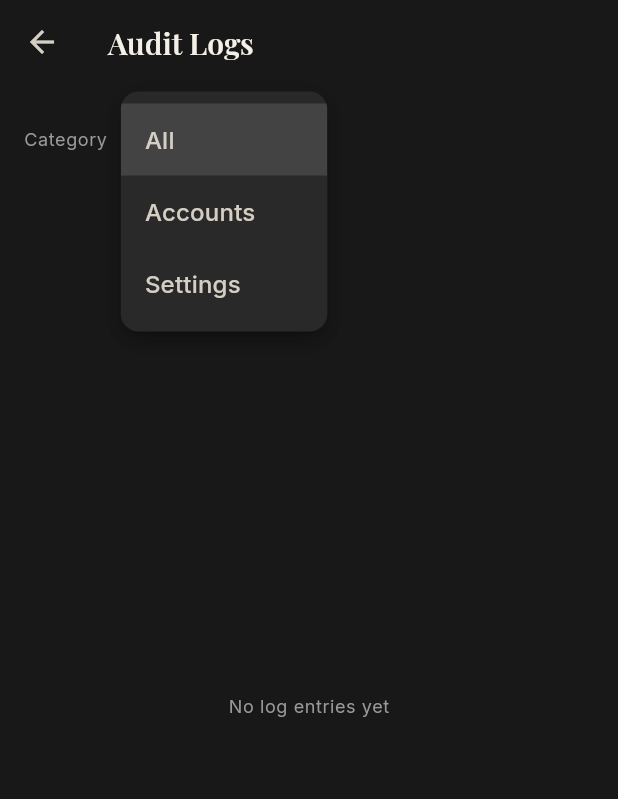
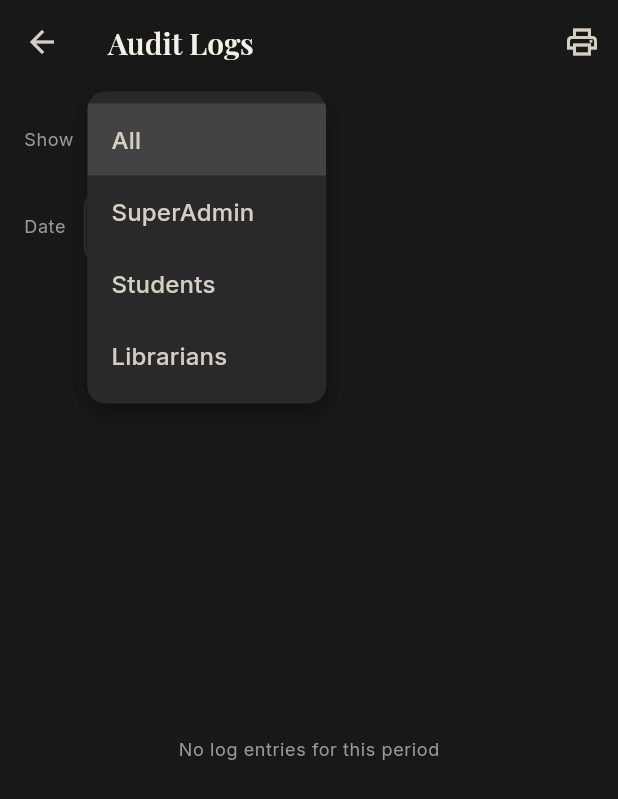
Before and after one commit to FBKFriend/Book-Slot, a Flutter app: the AuditTab screen opened directly, after a tap on "All", on a phone screen of 412 x 824 dp. Shown: the top 799 px of the screen. Run offline on Flutter 3.47's test engine with Material 3 defaults, Android fonts, the phone set to English and light mode, and no system bars; our stand-ins replace cloud_firestore, firebase_auth, firebase_core, flutter_svg, google_fonts, google_sign_in and 2 more; accounts and stored records are empty.

Commit message:
Step 6B: audit filters and PDF print

```diff
--- a/lib/screens/superadmin/audit_tab.dart
+++ b/lib/screens/superadmin/audit_tab.dart
@@ -3,8 +3,10 @@ import 'package:flutter/material.dart';
 import '../../models/audit_entry.dart';
 import '../../services/audit_service.dart';
 import '../../theme/app_colors.dart';
+import '../../utils/date_range.dart';
 import '../../utils/format.dart';
 import '../../widgets/filter_dropdown.dart';
+import 'print_audit_screen.dart';
 
 class AuditTab extends StatefulWidget {
   const AuditTab({super.key});
@@ -14,32 +16,111 @@ class AuditTab extends StatefulWidget {
 }
 
 class _AuditTabState extends State<AuditTab> {
-  late final Stream<List<AuditEntry>> _stream = AuditService.instance
-      .watchLatest();
-  String _category = 'all';
+  static const _limit = 200;
+
+  String _entity = 'all';
+  String _preset = 'all';
+  DateTimeRange? _custom;
+  late Stream<List<AuditEntry>> _stream = _buildStream();
+
+  Stream<List<AuditEntry>> _buildStream() {
+    final r = resolveRange(_preset, from: _custom?.start, to: _custom?.end);
+    return AuditService.instance.watchRange(
+      start: r.start,
+      endExclusive: r.endExclusive,
+      limit: _limit,
+    );
+  }
+
+  Future<void> _pickCustom() async {
+    final now = DateTime.now();
+    final picked = await showDateRangePicker(
+      context: context,
+      firstDate: DateTime(2025, 1, 1),
+      lastDate: DateTime(now.year, now.month, now.day),
+      initialDateRange: _custom,
+      helpText: 'Select dates',
+    );
+    if (picked == null || !mounted) return;
+    setState(() {
+      _preset = 'custom';
+      _custom = picked;
+      _stream = _buildStream();
+    });
+  }
+
+  void _onPreset(String v) {
+    if (v == 'custom') {
+      _pickCustom();
+      return;
+    }
+    setState(() {
+      _preset = v;
+      _stream = _buildStream();
+    });
+  }
 
   @override
   Widget build(BuildContext context) {
     return Scaffold(
-      appBar: AppBar(title: const Text('Audit Logs')),
+      appBar: AppBar(
+        title: const Text('Audit Logs'),
+        actions: [
+          IconButton(
+            tooltip: 'Print PDF',
+            icon: const Icon(Icons.print_outlined),
+            onPressed: () => Navigator.of(
+              context,
+            ).push(MaterialPageRoute(builder: (_) => const PrintAuditScreen())),
+          ),
+        ],
+      ),
       body: Column(
         children: [
           Padding(
             padding: const EdgeInsets.fromLTRB(16, 12, 16, 0),
             child: Align(
               alignment: Alignment.centerLeft,
-              child: FilterDropdown(
-                label: 'Category',
-                value: _category,
-                options: const {
-                  'all': 'All',
-                  'accounts': 'Accounts',
-                  'settings': 'Settings',
-                },
-                onChanged: (v) => setState(() => _category = v),
+              child: Wrap(
+                spacing: 16,
+                runSpacing: 8,
+                crossAxisAlignment: WrapCrossAlignment.center,
+                children: [
+                  FilterDropdown(
+                    label: 'Show',
+                    value: _entity,
+                    options: const {
+                      'all': 'All',
+                      'superadmin': 'SuperAdmin',
+                      'student': 'Students',
+                      'librarian': 'Librarians',
+                    },
+                    onChanged: (v) => setState(() => _entity = v),
+                  ),
+                  FilterDropdown(
+                    label: 'Date',
+                    value: _preset,
+                    options: kDatePresetOptions,
+                    onChanged: _onPreset,
+                  ),
+                ],
               ),
             ),
           ),
+          if (_preset == 'custom' && _custom != null)
+            Padding(
+              padding: const EdgeInsets.fromLTRB(16, 4, 16, 0),
+              child: Align(
+                alignment: Alignment.centerLeft,
+                child: TextButton.icon(
+                  onPressed: _pickCustom,
+                  icon: const Icon(Icons.calendar_today_outlined, size: 16),
+                  label: Text(
+                    '${formatDate(_custom!.start)} – ${formatDate(_custom!.end)}',
+                  ),
+                ),
+              ),
+            ),
           Expanded(
             child: StreamBuilder<List<AuditEntry>>(
               stream: _stream,
@@ -51,25 +132,38 @@ class _AuditTabState extends State<AuditTab> {
                   return const Center(child: CircularProgressIndicator());
                 }
                 final all = snap.data!;
-                final entries = _category == 'all'
+                final entries = _entity == 'all'
                     ? all
-                    : all.where((e) => e.category == _category).toList();
+                    : all.where((e) => e.actorRole == _entity).toList();
                 if (entries.isEmpty) {
                   return Center(
                     child: Text(
                       all.isEmpty
-                          ? 'No log entries yet'
-                          : 'No entries in this category',
+                          ? 'No log entries for this period'
+                          : 'No entries for this filter',
                       style: Theme.of(context).textTheme.bodySmall,
                     ),
                   );
                 }
+                final showNote = all.length >= _limit;
                 return ListView.separated(
                   padding: const EdgeInsets.all(16),
-                  itemCount: entries.length,
+                  itemCount: entries.length + (showNote ? 1 : 0),
                   separatorBuilder: (context, index) =>
                       const SizedBox(height: 10),
-                  itemBuilder: (context, i) => _AuditCard(entries[i]),
+                  itemBuilder: (context, i) {
+                    if (i == entries.length) {
+                      return Padding(
+                        padding: const EdgeInsets.only(top: 8),
+                        child: Text(
+                          'Showing the latest $_limit entries. Narrow the dates, or use Print PDF for the full list.',
+                          textAlign: TextAlign.center,
+                          style: Theme.of(context).textTheme.bodySmall,
+                        ),
+                      );
+                    }
+                    return _AuditCard(entries[i]);
+                  },
                 );
               },
             ),
@@ -84,33 +178,34 @@ class _AuditCard extends StatelessWidget {
   final AuditEntry e;
   const _AuditCard(this.e);
 
-  static (String, IconData) _look(String action) {
+  static IconData _icon(String action) {
     switch (action) {
       case 'account.authorize':
-        return ('Authorized account', Icons.verified_user_outlined);
+        return Icons.verified_user_outlined;
       case 'account.reject':
-        return ('Rejected registration', Icons.person_off_outlined);
+        return Icons.person_off_outlined;
       case 'account.suspend':
-        return ('Suspended account', Icons.block);
+        return Icons.block;
       case 'account.reactivate':
-        return ('Reactivated account', Icons.restart_alt);
+        return Icons.restart_alt;
       case 'account.add_librarian':
-        return ('Added librarian', Icons.person_add_alt_1_outlined);
+        return Icons.person_add_alt_1_outlined;
       case 'account.edit':
-        return ('Edited user information', Icons.edit_outlined);
+        return Icons.edit_outlined;
       case 'account.role_change':
-        return ('Changed role', Icons.swap_horiz);
+        return Icons.swap_horiz;
       case 'settings.update':
-        return ('Updated system settings', Icons.tune);
+        return Icons.tune;
       default:
-        return (action, Icons.receipt_long_outlined);
+        return Icons.receipt_long_outlined;
     }
   }
 
   @override
   Widget build(BuildContext context) {
     final t = Theme.of(context).textTheme;
-    final (title, icon) = _look(e.action);
+    final title = auditActionTitle(e.action);
+    final icon = _icon(e.action);
     final actor = e.actorName.isEmpty ? e.actorEmail : e.actorName;
     final hasName = (e.targetName ?? '').isNotEmpty;
     return Card(
--- a/lib/services/audit_service.dart
+++ b/lib/services/audit_service.dart
@@ -29,6 +29,7 @@ class AuditService {
       'actorRole': actorRole,
       'action': action,
       'category': category,
+      // ignore: use_null_aware_elements
       if (targetEmail != null) 'targetEmail': targetEmail,
       if (targetName != null && targetName.isNotEmpty) 'targetName': targetName,
       if (details != null && details.isNotEmpty) 'details': details,
@@ -36,15 +37,39 @@ class AuditService {
     };
   }
 
-  Stream<List<AuditEntry>> watchLatest({int limit = 200}) {
-    return _db
-        .collection('auditLogs')
-        .orderBy('createdAt', descending: true)
-        .limit(limit)
-        .snapshots()
-        .map(
-          (snap) =>
-              snap.docs.map((d) => AuditEntry.fromDoc(d.id, d.data())).toList(),
-        );
+  Query<Map<String, dynamic>> _rangeQuery(
+    DateTime? start,
+    DateTime? endExclusive,
+  ) {
+    Query<Map<String, dynamic>> q = _db.collection('auditLogs');
+    if (start != null) {
+      q = q.where(
+        'createdAt',
+        isGreaterThanOrEqualTo: Timestamp.fromDate(start),
+      );
+    }
+    if (endExclusive != null) {
+      q = q.where('createdAt', isLessThan: Timestamp.fromDate(endExclusive));
+    }
+    return q.orderBy('createdAt', descending: true);
   }
+
+  List<AuditEntry> _toEntries(QuerySnapshot<Map<String, dynamic>> snap) =>
+      snap.docs.map((d) => AuditEntry.fromDoc(d.id, d.data())).toList();
+
+  /// Live list for the Audit tab (newest first).
+  Stream<List<AuditEntry>> watchRange({
+    DateTime? start,
+    DateTime? endExclusive,
+    int limit = 200,
+  }) =>
+      _rangeQuery(start, endExclusive).limit(limit).snapshots().map(_toEntries);
+
+  /// One-time fetch for printing.
+  Future<List<AuditEntry>> fetchRange({
+    DateTime? start,
+    DateTime? endExclusive,
+    int limit = 5000,
+  }) async =>
+      _toEntries(await _rangeQuery(start, endExclusive).limit(limit).get());
 }
--- /dev/null
+++ b/lib/utils/date_range.dart
@@ -0,0 +1,44 @@
+typedef DateBounds = ({DateTime? start, DateTime? endExclusive});
+
+const Map<String, String> kDatePresetOptions = {
+  'today': 'Today',
+  'week': 'This week',
+  'month': 'This month',
+  'all': 'All time',
+  'custom': 'Custom',
+};
+
+/// Turns a preset (or a custom From/To) into query bounds.
+/// `start` is inclusive, `endExclusive` is the first moment AFTER the range.
+DateBounds resolveRange(String preset, {DateTime? from, DateTime? to}) {
+  final now = DateTime.now();
+  final today = DateTime(now.year, now.month, now.day);
+  final tomorrow = DateTime(today.year, today.month, today.day + 1);
+
+  switch (preset) {
+    case 'today':
+      return (start: today, endExclusive: tomorrow);
+    case 'week':
+      final monday = DateTime(
+        today.year,
+        today.month,
+        today.day - (today.weekday - 1),
+      );
+      return (start: monday, endExclusive: tomorrow);
+    case 'month':
+      return (
+        start: DateTime(today.year, today.month, 1),
+        endExclusive: DateTime(today.year, today.month + 1, 1),
+      );
+    case 'custom':
+      if (from == null || to == null) {
+        return (start: null, endExclusive: null);
+      }
+      return (
+        start: DateTime(from.year, from.month, from.day),
+        endExclusive: DateTime(to.year, to.month, to.day + 1),
+      );
+    default:
+      return (start: null, endExclusive: null);
+  }
+}
--- a/lib/utils/format.dart
+++ b/lib/utils/format.dart
@@ -21,3 +21,9 @@ String formatDateTime(DateTime d) {
   final ap = t.hour < 12 ? 'AM' : 'PM';
   return '${_months[t.month - 1]} ${t.day}, ${t.year} · $h12:$mm $ap';
 }
+
+/// e.g. "Nov 16, 2026"
+String formatDate(DateTime d) {
+  final t = d.toLocal();
+  return '${_months[t.month - 1]} ${t.day}, ${t.year}';
+}
--- a/pubspec.yaml
+++ b/pubspec.yaml
@@ -41,6 +41,8 @@ dependencies:
   firebase_auth: ^7.0.1
   cloud_firestore: ^7.1.0
   google_sign_in: ^7.2.0
+  pdf: 3.13.1
+  printing: ^5.15.1
 
 dev_dependencies:
   flutter_test:
```
Also changed, not shown: lib/models/audit_entry.dart (+23 -0 lines), lib/screens/superadmin/print_audit_screen.dart (added, +175 -0 lines), lib/services/audit_pdf.dart (added, +93 -0 lines), pubspec.lock.
